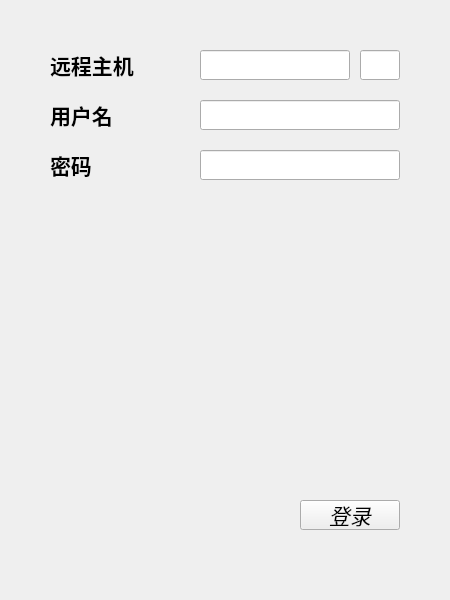
Before: the Qt Designer form login.ui in Eldil12/FTP_client, drawn with Qt 5.
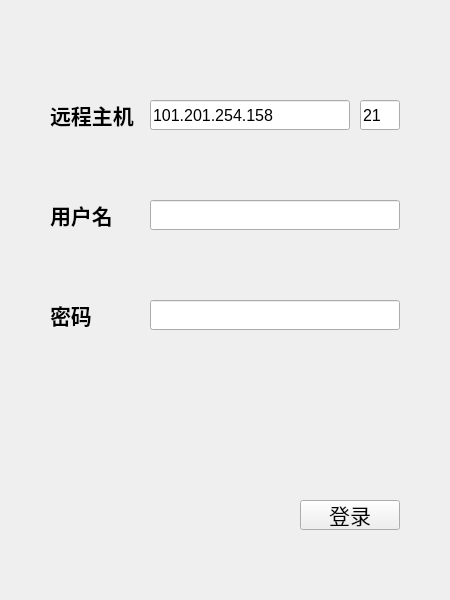
After: the same form once the commit is applied.

The edit to the form file:
```diff
--- a/login.ui
+++ b/login.ui
@@ -20,7 +20,7 @@
    <property name="geometry">
     <rect>
      <x>50</x>
-     <y>100</y>
+     <y>200</y>
      <width>120</width>
      <height>30</height>
     </rect>
@@ -45,9 +45,9 @@
   <widget class="QLineEdit" name="lineEdit_UserName">
    <property name="geometry">
     <rect>
-     <x>200</x>
-     <y>100</y>
-     <width>200</width>
+     <x>150</x>
+     <y>200</y>
+     <width>250</width>
      <height>30</height>
     </rect>
    </property>
@@ -55,8 +55,8 @@
     <font>
      <family>Arial</family>
      <pointsize>12</pointsize>
-     <weight>75</weight>
-     <bold>true</bold>
+     <weight>50</weight>
+     <bold>false</bold>
     </font>
    </property>
    <property name="tabletTracking">
@@ -67,7 +67,7 @@
    <property name="geometry">
     <rect>
      <x>50</x>
-     <y>150</y>
+     <y>300</y>
      <width>120</width>
      <height>30</height>
     </rect>
@@ -92,14 +92,15 @@
   <widget class="QLineEdit" name="lineEdit_Password">
    <property name="geometry">
     <rect>
-     <x>200</x>
-     <y>150</y>
-     <width>200</width>
+     <x>150</x>
+     <y>300</y>
+     <width>250</width>
      <height>30</height>
     </rect>
    </property>
    <property name="font">
     <font>
+     <family>Arial</family>
      <pointsize>10</pointsize>
     </font>
    </property>
@@ -124,7 +125,7 @@
      <family>等线</family>
      <pointsize>16</pointsize>
      <weight>50</weight>
-     <italic>true</italic>
+     <italic>false</italic>
      <bold>false</bold>
      <stylestrategy>PreferAntialias</stylestrategy>
     </font>
@@ -143,7 +144,7 @@
    <property name="geometry">
     <rect>
      <x>50</x>
-     <y>50</y>
+     <y>100</y>
      <width>120</width>
      <height>30</height>
     </rect>
@@ -168,9 +169,9 @@
   <widget class="QLineEdit" name="lineEdit_HostName">
    <property name="geometry">
     <rect>
-     <x>200</x>
-     <y>50</y>
-     <width>150</width>
+     <x>150</x>
+     <y>100</y>
+     <width>200</width>
      <height>30</height>
     </rect>
    </property>
@@ -178,19 +179,22 @@
     <font>
      <family>Arial</family>
      <pointsize>12</pointsize>
-     <weight>75</weight>
-     <bold>true</bold>
+     <weight>50</weight>
+     <bold>false</bold>
     </font>
    </property>
    <property name="tabletTracking">
     <bool>true</bool>
    </property>
+   <property name="text">
+    <string>101.201.254.158</string>
+   </property>
   </widget>
   <widget class="QLineEdit" name="lineEdit_Port">
    <property name="geometry">
     <rect>
      <x>360</x>
-     <y>50</y>
+     <y>100</y>
      <width>40</width>
      <height>30</height>
     </rect>
@@ -199,13 +203,16 @@
     <font>
      <family>Arial</family>
      <pointsize>12</pointsize>
-     <weight>75</weight>
-     <bold>true</bold>
+     <weight>50</weight>
+     <bold>false</bold>
     </font>
    </property>
    <property name="tabletTracking">
     <bool>true</bool>
    </property>
+   <property name="text">
+    <string>21</string>
+   </property>
   </widget>
  </widget>
  <tabstops>
```
Left out of the diff: 9 changed lines with no effect on the pictures.
